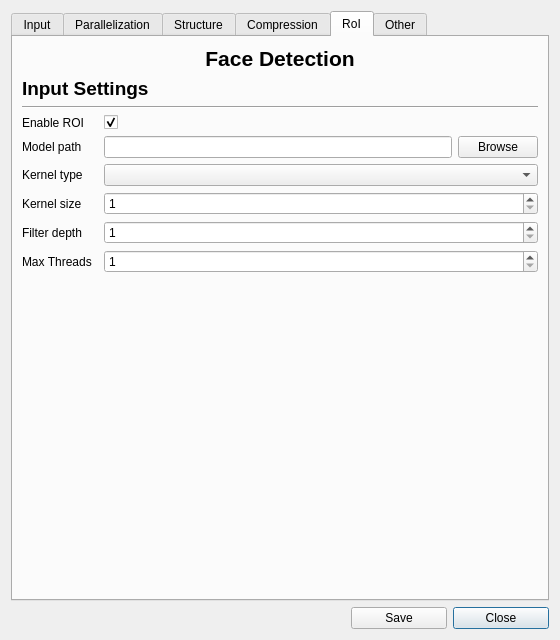
Qt form src/ui/settings/videosettings.ui (ultravideo/uvgComm) before a commit.
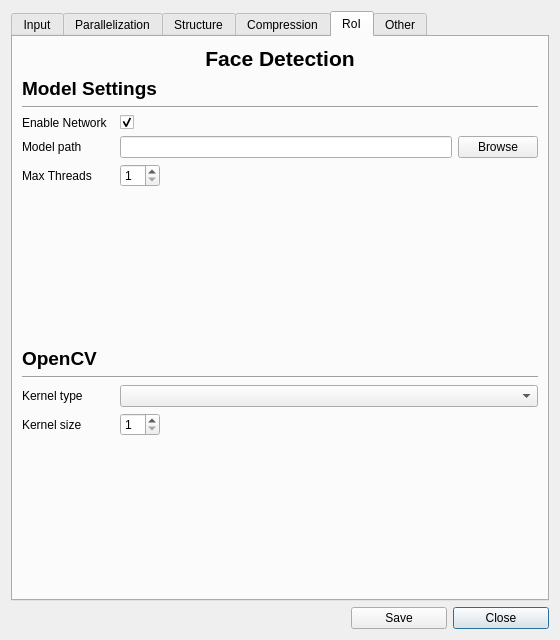
The same form after that commit. The open tabs and pages were chosen to show the change.

Commit message: feature(Settings): Clarify the settings gui when ONNX or OpenCV is not available

Diff of the .ui file:
```diff
--- a/src/ui/settings/videosettings.ui
+++ b/src/ui/settings/videosettings.ui
@@ -157,7 +157,6 @@
          <property name="font">
           <font>
            <pointsize>14</pointsize>
-           <weight>75</weight>
            <bold>true</bold>
           </font>
          </property>
@@ -191,7 +190,6 @@
          <property name="font">
           <font>
            <pointsize>16</pointsize>
-           <weight>75</weight>
            <bold>true</bold>
           </font>
          </property>
@@ -373,7 +371,6 @@
          <property name="font">
           <font>
            <pointsize>14</pointsize>
-           <weight>75</weight>
            <bold>true</bold>
           </font>
          </property>
@@ -403,7 +400,6 @@
          <property name="font">
           <font>
            <pointsize>14</pointsize>
-           <weight>75</weight>
            <bold>true</bold>
           </font>
          </property>
@@ -486,7 +482,6 @@
          <property name="font">
           <font>
            <pointsize>14</pointsize>
-           <weight>75</weight>
            <bold>true</bold>
           </font>
          </property>
@@ -514,7 +509,6 @@
          <property name="font">
           <font>
            <pointsize>16</pointsize>
-           <weight>75</weight>
            <bold>true</bold>
           </font>
          </property>
@@ -573,7 +567,6 @@
          <property name="font">
           <font>
            <pointsize>14</pointsize>
-           <weight>75</weight>
            <bold>true</bold>
           </font>
          </property>
@@ -659,7 +652,6 @@
          <property name="font">
           <font>
            <pointsize>14</pointsize>
-           <weight>75</weight>
            <bold>true</bold>
           </font>
          </property>
@@ -939,7 +931,6 @@
          <property name="font">
           <font>
            <pointsize>16</pointsize>
-           <weight>75</weight>
            <bold>true</bold>
           </font>
          </property>
@@ -1226,7 +1217,6 @@
          <property name="font">
           <font>
            <pointsize>16</pointsize>
-           <weight>75</weight>
            <bold>true</bold>
           </font>
          </property>
@@ -1243,7 +1233,6 @@
          <property name="font">
           <font>
            <pointsize>11</pointsize>
-           <weight>75</weight>
            <bold>true</bold>
           </font>
          </property>
@@ -1257,7 +1246,6 @@
          <property name="font">
           <font>
            <pointsize>14</pointsize>
-           <weight>75</weight>
            <bold>true</bold>
           </font>
          </property>
@@ -1390,95 +1378,85 @@
        <string>RoI</string>
       </attribute>
       <layout class="QGridLayout" name="gridLayout_7">
-       <item row="7" column="2">
-        <widget class="QSpinBox" name="filter_depth">
-         <property name="minimum">
-          <number>1</number>
-         </property>
-        </widget>
-       </item>
        <item row="1" column="0" colspan="3">
-        <widget class="QLabel" name="Input_1">
-         <property name="font">
-          <font>
-           <pointsize>14</pointsize>
-           <weight>75</weight>
-           <bold>true</bold>
-          </font>
-         </property>
-         <property name="text">
-          <string>Input Settings</string>
-         </property>
-        </widget>
-       </item>
-       <item row="8" column="0">
-        <widget class="QLabel" name="label_14">
-         <property name="text">
-          <string>Max Threads</string>
-         </property>
-        </widget>
-       </item>
-       <item row="3" column="2">
-        <widget class="QCheckBox" name="roi_enabled">
-         <property name="text">
-          <string/>
-         </property>
-         <property name="checked">
-          <bool>true</bool>
-         </property>
-        </widget>
-       </item>
-       <item row="5" column="0">
-        <widget class="QLabel" name="label_30">
-         <property name="text">
-          <string>Kernel type</string>
-         </property>
-        </widget>
-       </item>
-       <item row="2" column="0" colspan="3">
-        <widget class="Line" name="line_9">
-         <property name="orientation">
-          <enum>Qt::Horizontal</enum>
-         </property>
-        </widget>
-       </item>
-       <item row="4" column="0">
         <widget class="QLabel" name="model_label">
+         <property name="font">
+          <font>
+           <pointsize>14</pointsize>
+           <bold>true</bold>
+          </font>
+         </property>
+         <property name="text">
+          <string>Model Settings</string>
+         </property>
+        </widget>
+       </item>
+       <item row="4" column="0">
+        <widget class="QLabel" name="path_label">
          <property name="text">
           <string>Model path</string>
          </property>
         </widget>
        </item>
-       <item row="5" column="2">
-        <widget class="QComboBox" name="kernel_type"/>
+       <item row="2" column="0" colspan="3">
+        <widget class="Line" name="line_9">
+         <property name="orientation">
+          <enum>Qt::Horizontal</enum>
+         </property>
+        </widget>
        </item>
-       <item row="6" column="0">
-        <widget class="QLabel" name="label_31">
+       <item row="10" column="0" colspan="3">
+        <widget class="Line" name="line_10">
+         <property name="orientation">
+          <enum>Qt::Horizontal</enum>
+         </property>
+        </widget>
+       </item>
+       <item row="3" column="0">
+        <widget class="QLabel" name="label_34">
          <property name="text">
-          <string>Kernel size</string>
+          <string>Enable Network</string>
          </property>
         </widget>
        </item>
-       <item row="6" column="2">
+       <item row="8" column="1" colspan="2">
+        <spacer name="verticalSpacer_8">
+         <property name="orientation">
+          <enum>Qt::Vertical</enum>
+         </property>
+         <property name="sizeHint" stdset="0">
+          <size>
+           <width>20</width>
+           <height>40</height>
+          </size>
+         </property>
+        </spacer>
+       </item>
+       <item row="7" column="0">
+        <widget class="QLabel" name="label_14">
+         <property name="text">
+          <string>Max Threads</string>
+         </property>
+        </widget>
+       </item>
+       <item row="12" column="2">
         <widget class="QSpinBox" name="kernel_size">
+         <property name="maximumSize">
+          <size>
+           <width>40</width>
+           <height>16777215</height>
+          </size>
+         </property>
          <property name="minimum">
           <number>1</number>
          </property>
         </widget>
        </item>
-       <item row="7" column="0">
-        <widget class="QLabel" name="label_32">
-         <property name="text">
-          <string>Filter depth</string>
-         </property>
-        </widget>
-       </item>
        <item row="0" column="0" colspan="3">
         <widget class="QLabel" name="label_29">
          <property name="font">
           <font>
            <pointsize>16</pointsize>
-           <weight>75</weight>
            <bold>true</bold>
           </font>
          </property>
@@ -1490,14 +1468,7 @@
          </property>
         </widget>
        </item>
-       <item row="8" column="2">
-        <widget class="QSpinBox" name="roi_threads">
-         <property name="minimum">
-          <number>1</number>
-         </property>
-        </widget>
-       </item>
-       <item row="9" column="0" colspan="3">
+       <item row="14" column="0" colspan="3">
         <spacer name="verticalSpacer_7">
          <property name="orientation">
           <enum>Qt::Vertical</enum>
@@ -1510,10 +1481,58 @@
          </property>
         </spacer>
        </item>
-       <item row="3" column="0">
-        <widget class="QLabel" name="label_34">
+       <item row="3" column="2">
+        <widget class="QCheckBox" name="roi_enabled">
          <property name="text">
-          <string>Enable ROI</string>
+          <string/>
+         </property>
+         <property name="checked">
+          <bool>true</bool>
+         </property>
+        </widget>
+       </item>
+       <item row="9" column="0" colspan="3">
+        <widget class="QLabel" name="opencv_label">
+         <property name="font">
+          <font>
+           <pointsize>14</pointsize>
+           <bold>true</bold>
+          </font>
+         </property>
+         <property name="text">
+          <string>OpenCV</string>
+         </property>
+        </widget>
+       </item>
+       <item row="7" column="2">
+        <widget class="QSpinBox" name="roi_threads">
+         <property name="maximumSize">
+          <size>
+           <width>40</width>
+           <height>16777215</height>
+          </size>
+         </property>
+         <property name="baseSize">
+          <size>
+           <width>10</width>
+           <height>0</height>
+          </size>
+         </property>
+         <property name="layoutDirection">
+          <enum>Qt::LeftToRight</enum>
+         </property>
+         <property name="minimum">
+          <number>1</number>
+         </property>
+         <property name="maximum">
+          <number>16</number>
+         </property>
+        </widget>
+       </item>
+       <item row="12" column="0">
+        <widget class="QLabel" name="label_31">
+         <property name="text">
+          <string>Kernel size</string>
          </property>
         </widget>
        </item>
@@ -1535,6 +1554,16 @@
          </item>
         </layout>
        </item>
+       <item row="11" column="0">
+        <widget class="QLabel" name="label_30">
+         <property name="text">
+          <string>Kernel type</string>
+         </property>
+        </widget>
+       </item>
+       <item row="11" column="2">
+        <widget class="QComboBox" name="kernel_type"/>
+       </item>
       </layout>
      </widget>
      <widget class="QWidget" name="other">
@@ -1560,7 +1589,6 @@
          <property name="font">
           <font>
            <pointsize>16</pointsize>
-           <weight>75</weight>
            <bold>true</bold>
           </font>
          </property>
@@ -1591,7 +1619,6 @@
          <property name="font">
           <font>
            <pointsize>14</pointsize>
-           <weight>75</weight>
            <bold>true</bold>
           </font>
          </property>
```
The commit also changes 1 other file.
